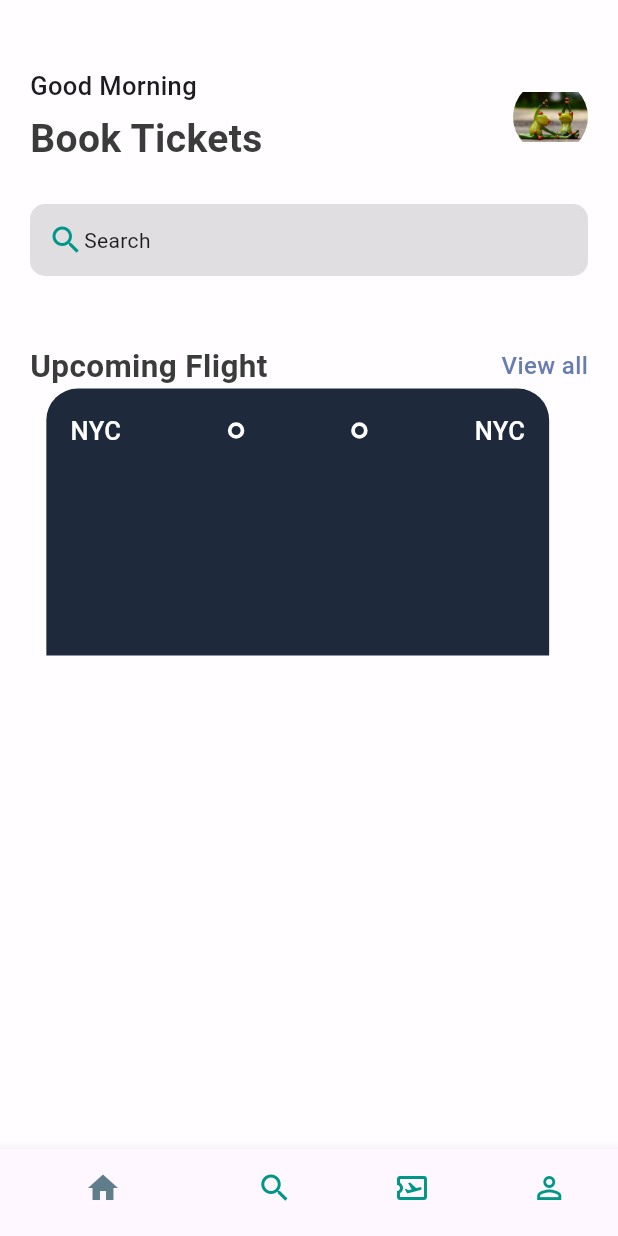
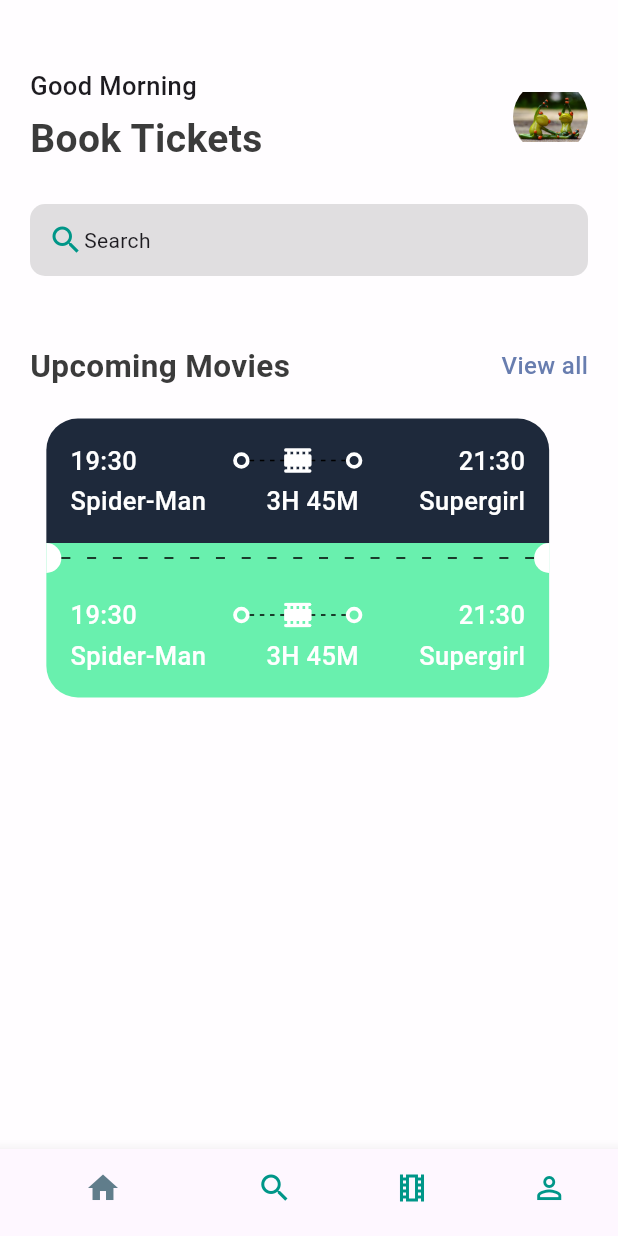
Before and after one commit to sky-hackeR/ticketing-ui, a Flutter app: the screen it shows after launch, on a phone screen of 412 x 824 dp. Run offline on Flutter 3.47's test engine with Material 3 defaults, Android fonts, the phone set to English and light mode, and no system bars.

Commit message:
Ticket body on home screen design implemented

```diff
--- a/lib/base/bottom_nav_bar.dart
+++ b/lib/base/bottom_nav_bar.dart
@@ -46,19 +46,19 @@ class _BottomNavBarState extends State<BottomNavBar> {
           BottomNavigationBarItem(
               icon: Icon(Icons.search_outlined),
               activeIcon: Icon(Icons.search),
-              label: 'Home'
+              label: 'Search'
           ),
 
           BottomNavigationBarItem(
-              icon: Icon(Icons.airplane_ticket_outlined),
-              activeIcon: Icon(Icons.airplane_ticket),
-              label: 'Home'
+              icon: Icon(Icons.local_movies_outlined),
+              activeIcon: Icon(Icons.local_movies),
+              label: 'Tickets'
           ),
 
           BottomNavigationBarItem(
               icon: Icon(Icons.person_outline),
               activeIcon: Icon(Icons.person),
-              label: 'Home'
+              label: 'Profile'
           ),
 
         ]
--- /dev/null
+++ b/lib/base/widget/app_layout_builder_widget.dart
@@ -0,0 +1,29 @@
+import 'package:flutter/material.dart';
+
+class AppLayoutBuilderWidget extends StatelessWidget {
+  final int randomDivider;
+  final double width;
+
+  const AppLayoutBuilderWidget({super.key, required this.randomDivider, this.width=3});
+
+  @override
+  Widget build(BuildContext context) {
+    return LayoutBuilder(builder: (BuildContext context, BoxConstraints constraints){
+      return Flex(
+        mainAxisAlignment: MainAxisAlignment.spaceBetween,
+        direction: Axis.horizontal,
+        children: [
+          ...List.generate((constraints.constrainWidth()/randomDivider).floor(), (index) => SizedBox(
+            width: width,
+            height: 1,
+            child: DecoratedBox(
+                decoration: BoxDecoration(
+                  color: Colors.black,
+                )
+            ),
+            ),
+          ),],
+      );
+    });
+  }
+}
--- /dev/null
+++ b/lib/base/widget/big_circle.dart
@@ -0,0 +1,26 @@
+import 'package:flutter/material.dart';
+
+class BigCircle extends StatelessWidget {
+  final bool isRight;
+  const BigCircle({super.key, required this.isRight});
+
+  @override
+  Widget build(BuildContext context) {
+    return SizedBox(
+      height: 20,
+      width: 10,
+      child: DecoratedBox(
+          decoration: BoxDecoration(
+              color: Colors.white,
+              borderRadius: isRight == true? BorderRadius.only(
+                  topLeft: Radius.circular(10),
+                  bottomLeft: Radius.circular(10)
+              ):BorderRadius.only(
+                  topRight: Radius.circular(10),
+                  bottomRight: Radius.circular(10)
+              )
+          )
+      ),
+    );
+  }
+}
--- a/lib/base/widget/ticket_view.dart
+++ b/lib/base/widget/ticket_view.dart
@@ -1,4 +1,6 @@
 import 'package:flutter/material.dart';
+import 'package:reserver/base/widget/app_layout_builder_widget.dart';
+import 'package:reserver/base/widget/big_circle.dart';
 import 'package:reserver/base/widget/big_dot.dart';
 import 'package:reserver/res/styles/app_styles.dart';
 
@@ -9,42 +11,205 @@ class TicketView extends StatelessWidget {
   Widget build(BuildContext context) {
     final size = MediaQuery.of(context).size;
     return SizedBox(
-      width: size.width*0.85,
-      height: 178,
+      width: size.width * 0.85,
+      height: 188,
       child: Container(
         margin: EdgeInsets.only(right: 15),
+        child: Column(
+          children: [
+            Container(
               padding: EdgeInsets.all(16),
               decoration: BoxDecoration(
                 color: AppStyles.ticketBlue,
-          borderRadius: BorderRadius.only(topLeft: Radius.circular(21), topRight: Radius.circular(21))
+                borderRadius: BorderRadius.only(
+                  topLeft: Radius.circular(21),
+                  topRight: Radius.circular(21),
+                ),
               ),
               child: Column(
                 children: [
+                  // Show movie duration
                   Row(
                     children: [
-                Text("NYC",
-                  style: AppStyles.headLineStyle3.copyWith(color: Colors.white)
+                      Text(
+                        "19:30",
+                        style: AppStyles.headLineStyle3.copyWith(
+                          color: Colors.white,
+                        ),
                       ),
 
                       Expanded(child: Container()),
 
                       BigDot(),
 
-                Expanded(child: Container()),
+                      Expanded(
+                        child: Stack(
+                          children: [
+                            SizedBox(
+                              height: 24,
+                              child: AppLayoutBuilderWidget(randomDivider: 6),
+                            ),
+                            Center(
+                              child: Transform.rotate(
+                                angle: 1.57,
+                                child: Icon(
+                                  Icons.local_movies_rounded,
+                                  color: Colors.white,
+                                ),
+                              ),
+                            ),
+                          ],
+                        ),
+                      ),
 
                       BigDot(),
 
                       Expanded(child: Container()),
 
-                Text("NYC",
-                    style: AppStyles.headLineStyle3.copyWith(color: Colors.white)
-                )
+                      Text(
+                        "21:30",
+                        style: AppStyles.headLineStyle3.copyWith(
+                          color: Colors.white,
+                        ),
+                      ),
                     ],
                   ),
+
+                  SizedBox(height: 3),
+                  // Show movie
                   Row(
                     children: [
+                      Text(
+                        "Spider-Man",
+                        style: AppStyles.headLineStyle3.copyWith(
+                          color: Colors.white,
+                        ),
+                      ),
 
+                      Expanded(child: Container()),
+
+                      Text(
+                        "3H 45M",
+                        style: AppStyles.headLineStyle3.copyWith(
+                          color: Colors.white,
+                        ),
+                      ),
+
+                      Expanded(child: Container()),
+
+                      Text(
+                        "Supergirl",
+                        style: AppStyles.headLineStyle3.copyWith(
+                          color: Colors.white,
+                        ),
+                      ),
                     ],
+                  ),
+                ],
+              ),
+            ),
+
+            Container(
+              color: AppStyles.ticketGreen,
+              child: Row(
+                children: [
+                  BigCircle(isRight: false),
+                  Expanded(child: AppLayoutBuilderWidget(randomDivider: 16, width: 6,)),
+                  BigCircle(isRight: true),
+                ],
+              ),
+            ),
+
+            Container(
+              padding: EdgeInsets.all(16),
+              decoration: BoxDecoration(
+                color: AppStyles.ticketGreen,
+                borderRadius: BorderRadius.only(
+                  bottomLeft: Radius.circular(21),
+                  bottomRight: Radius.circular(21),
+                ),
+              ),
+              child: Column(
+                children: [
+                  // Show movie duration
+                  Row(
+                    children: [
+                      Text(
+                        "19:30",
+                        style: AppStyles.headLineStyle3.copyWith(
+                          color: Colors.white,
+                        ),
+                      ),
+
+                      Expanded(child: Container()),
+
+                      BigDot(),
+
+                      Expanded(
+                        child: Stack(
+                          children: [
+                            SizedBox(
+                              height: 24,
+                              child: AppLayoutBuilderWidget(randomDivider: 6),
+                            ),
+                            Center(
+                              child: Transform.rotate(
+                                angle: 1.57,
+                                child: Icon(
+                                  Icons.local_movies_rounded,
+                                  color: Colors.white,
+                                ),
+                              ),
+                            ),
+                          ],
+                        ),
+                      ),
+
+                      BigDot(),
+
+                      Expanded(child: Container()),
+
+                      Text(
+                        "21:30",
+                        style: AppStyles.headLineStyle3.copyWith(
+                          color: Colors.white,
+                        ),
+                      ),
+                    ],
+                  ),
+
+                  SizedBox(height: 3),
+                  // Show movie
+                  Row(
+                    children: [
+                      Text(
+                        "Spider-Man",
+                        style: AppStyles.headLineStyle3.copyWith(
+                          color: Colors.white,
+                        ),
+                      ),
+
+                      Expanded(child: Container()),
+
+                      Text(
+                        "3H 45M",
+                        style: AppStyles.headLineStyle3.copyWith(
+                          color: Colors.white,
+                        ),
+                      ),
+
+                      Expanded(child: Container()),
+
+                      Text(
+                        "Supergirl",
+                        style: AppStyles.headLineStyle3.copyWith(
+                          color: Colors.white,
+                        ),
+                      ),
+                    ],
+                  ),
+                ],
+              ),
             ),
           ],
         ),
--- a/lib/res/styles/app_styles.dart
+++ b/lib/res/styles/app_styles.dart
@@ -7,6 +7,7 @@ class AppStyles {
   static Color bgColor = Colors.white70;
   static Color ticketBlue = const Color(0xFF1E293B);
   // 0xFFFE5F55
+  static Color ticketGreen = Colors.greenAccent;
 
 
   static TextStyle textStyle = TextStyle(
@@ -30,4 +31,9 @@ class AppStyles {
       fontSize: 17,
       fontWeight: FontWeight.w500,
   );
+
+  static TextStyle headLineStyle4 = const TextStyle(
+    fontSize: 13,
+    fontWeight: FontWeight.w500,
+  );
 }
--- a/lib/screens/home_screen.dart
+++ b/lib/screens/home_screen.dart
@@ -67,8 +67,9 @@ class HomeScreen extends StatelessWidget {
                 SizedBox(height: 45,),
                 AppDoubleText(
                   smallText: "View all",
-                  bigText: "Upcoming Flight",
+                  bigText: "Upcoming Movies",
                 ),
+                SizedBox(height: 20,),
                 TicketView(),
               ],
             ),
```
Lines whose indentation alone changed are shown as unchanged.
